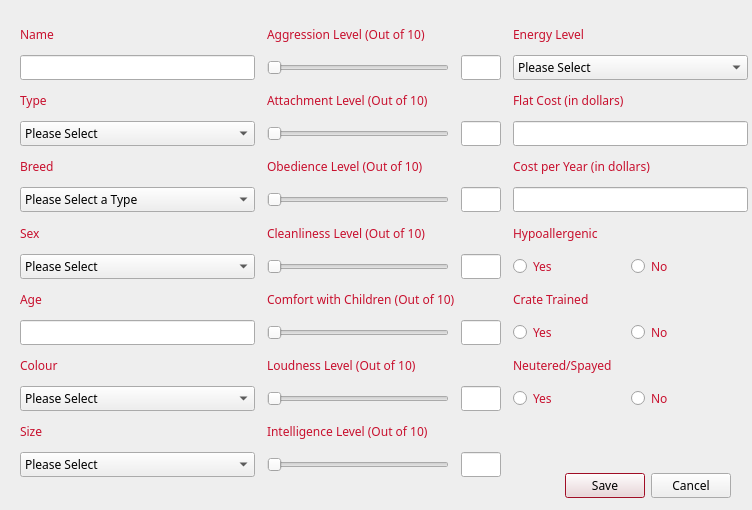
The window that cuACS/addanimal.ui (cameronhawtin/Animal-Farm-cuACS) describes before a commit, drawn with Qt 5.
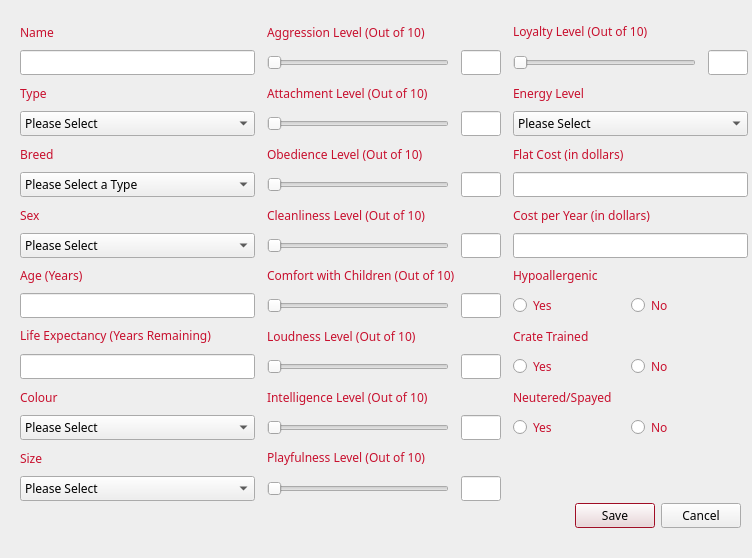
The same window after the commit.

```diff
--- a/cuACS/addanimal.ui
+++ b/cuACS/addanimal.ui
@@ -7,7 +7,7 @@
     <x>0</x>
     <y>0</y>
     <width>752</width>
-    <height>510</height>
+    <height>558</height>
    </rect>
   </property>
   <property name="palette">
@@ -169,8 +169,8 @@
    </property>
    <property name="geometry">
     <rect>
-     <x>390</x>
-     <y>470</y>
+     <x>400</x>
+     <y>500</y>
      <width>341</width>
      <height>32</height>
     </rect>
@@ -188,13 +188,98 @@
      <x>20</x>
      <y>20</y>
      <width>728</width>
-     <height>457</height>
+     <height>481</height>
     </rect>
    </property>
    <layout class="QGridLayout" name="gridLayout">
     <property name="horizontalSpacing">
      <number>12</number>
     </property>
+    <item row="8" column="2">
+     <widget class="QLabel" name="labelColour_2">
+      <property name="enabled">
+       <bool>true</bool>
+      </property>
+      <property name="text">
+       <string>Hypoallergenic</string>
+      </property>
+     </widget>
+    </item>
+    <item row="9" column="2">
+     <layout class="QHBoxLayout" name="horizontalLayout">
+      <item>
+       <widget class="QRadioButton" name="isCrateTrainedRadioButtonYES">
+        <property name="text">
+         <string>Yes</string>
+        </property>
+        <attribute name="buttonGroup">
+         <string notr="true">buttonGroup</string>
+        </attribute>
+       </widget>
+      </item>
+      <item>
+       <widget class="QRadioButton" name="isCrateTrainedRadioButtonNO">
+        <property name="text">
+         <string>No</string>
+        </property>
+        <attribute name="buttonGroup">
+         <string notr="true">buttonGroup</string>
+        </attribute>
+       </widget>
+      </item>
+     </layout>
+    </item>
+    <item row="7" column="2">
+     <widget class="QLineEdit" name="costPerYearLineEdit">
+      <property name="enabled">
+       <bool>true</bool>
+      </property>
+     </widget>
+    </item>
+    <item row="11" column="2">
+     <layout class="QHBoxLayout" name="horizontalLayout_2">
+      <item>
+       <widget class="QRadioButton" name="isHypoallergenicRadioButtonYES">
+        <property name="text">
+         <string>Yes</string>
+        </property>
+        <attribute name="buttonGroup">
+         <string notr="true">buttonGroup_2</string>
+        </attribute>
+       </widget>
+      </item>
+      <item>
+       <widget class="QRadioButton" name="isHypoallergenicRadioButtonNO">
+        <property name="text">
+         <string>No</string>
+        </property>
+        <attribute name="buttonGroup">
+         <string notr="true">buttonGroup_2</string>
+        </attribute>
+       </widget>
+      </item>
+     </layout>
+    </item>
+    <item row="14" column="1">
+     <widget class="QLabel" name="playLabel">
+      <property name="enabled">
+       <bool>true</bool>
+      </property>
+      <property name="text">
+       <string>&lt;html&gt;&lt;head/&gt;&lt;body&gt;&lt;p&gt;Playfulness Level (Out of 10)&lt;/p&gt;&lt;/body&gt;&lt;/html&gt;</string>
+      </property>
+     </widget>
+    </item>
+    <item row="0" column="1">
+     <widget class="QLabel" name="aggressionLabel">
+      <property name="enabled">
+       <bool>true</bool>
+      </property>
+      <property name="text">
+       <string>Aggression Level (Out of 10)</string>
+      </property>
+     </widget>
+    </item>
     <item row="7" column="1">
      <layout class="QHBoxLayout" name="horizontalLayout_11" stretch="10,2">
       <property name="spacing">
@@ -225,16 +310,6 @@
       </item>
      </layout>
     </item>
-    <item row="0" column="1">
-     <widget class="QLabel" name="aggressionLabel">
-      <property name="enabled">
-       <bool>true</bool>
-      </property>
-      <property name="text">
-       <string>Aggression Level (Out of 10)</string>
-      </property>
-     </widget>
-    </item>
     <item row="2" column="0">
      <widget class="QLabel" name="typeLabel">
       <property name="enabled">
@@ -312,16 +387,6 @@
       </property>
      </widget>
     </item>
-    <item row="10" column="0">
-     <widget class="QLabel" name="labelColour">
-      <property name="enabled">
-       <bool>true</bool>
-      </property>
-      <property name="text">
-       <string>Colour</string>
-      </property>
-     </widget>
-    </item>
     <item row="11" column="1">
      <layout class="QHBoxLayout" name="horizontalLayout_9" stretch="10,2">
       <property name="spacing">
@@ -546,38 +611,6 @@
       </property>
      </widget>
     </item>
-    <item row="11" column="0">
-     <widget class="QComboBox" name="colourComboBox">
-      <property name="enabled">
-       <bool>true</bool>
-      </property>
-      <item>
-       <property name="text">
-        <string>Please Select</string>
-       </property>
-      </item>
-      <item>
-       <property name="text">
-        <string>Black</string>
-       </property>
-      </item>
-      <item>
-       <property name="text">
-        <string>White</string>
-       </property>
-      </item>
-      <item>
-       <property name="text">
-        <string>Brown</string>
-       </property>
-      </item>
-      <item>
-       <property name="text">
-        <string>Grey</string>
-       </property>
-      </item>
-     </widget>
-    </item>
     <item row="13" column="1">
      <layout class="QHBoxLayout" name="horizontalLayout_10" stretch="10,2">
       <property name="spacing">
@@ -614,44 +647,7 @@
        <bool>true</bool>
       </property>
       <property name="text">
-       <string>Age</string>
-      </property>
-     </widget>
-    </item>
-    <item row="13" column="0">
-     <widget class="QComboBox" name="sizeComboBox">
-      <property name="enabled">
-       <bool>true</bool>
-      </property>
-      <item>
-       <property name="text">
-        <string>Please Select</string>
-       </property>
-      </item>
-      <item>
-       <property name="text">
-        <string>Small</string>
-       </property>
-      </item>
-      <item>
-       <property name="text">
-        <string>Medium</string>
-       </property>
-      </item>
-      <item>
-       <property name="text">
-        <string>Large</string>
-       </property>
-      </item>
-     </widget>
-    </item>
-    <item row="12" column="0">
-     <widget class="QLabel" name="sizeLabel">
-      <property name="enabled">
-       <bool>true</bool>
-      </property>
-      <property name="text">
-       <string>Size</string>
+       <string>Age (Years)</string>
       </property>
      </widget>
     </item>
@@ -694,112 +690,7 @@
       </item>
      </widget>
     </item>
-    <item row="0" column="2">
-     <widget class="QLabel" name="energyLabel">
-      <property name="enabled">
-       <bool>true</bool>
-      </property>
-      <property name="text">
-       <string>Energy Level</string>
-      </property>
-     </widget>
-    </item>
-    <item row="1" column="2">
-     <widget class="QComboBox" name="energyComboBox">
-      <property name="enabled">
-       <bool>true</bool>
-      </property>
-      <item>
-       <property name="text">
-        <string>Please Select</string>
-       </property>
-      </item>
-      <item>
-       <property name="text">
-        <string>Low</string>
-       </property>
-      </item>
-      <item>
-       <property name="text">
-        <string>Medium</string>
-       </property>
-      </item>
-      <item>
-       <property name="text">
-        <string>High</string>
-       </property>
-      </item>
-     </widget>
-    </item>
-    <item row="2" column="2">
-     <widget class="QLabel" name="labelBreed_3">
-      <property name="enabled">
-       <bool>true</bool>
-      </property>
-      <property name="text">
-       <string>Flat Cost (in dollars)</string>
-      </property>
-     </widget>
-    </item>
-    <item row="3" column="2">
-     <widget class="QLineEdit" name="costLineEdit">
-      <property name="enabled">
-       <bool>true</bool>
-      </property>
-     </widget>
-    </item>
-    <item row="4" column="2">
-     <widget class="QLabel" name="sexLabel_3">
-      <property name="enabled">
-       <bool>true</bool>
-      </property>
-      <property name="text">
-       <string>Cost per Year (in dollars)</string>
-      </property>
-     </widget>
-    </item>
-    <item row="5" column="2">
-     <widget class="QLineEdit" name="costPerYearLineEdit">
-      <property name="enabled">
-       <bool>true</bool>
-      </property>
-     </widget>
-    </item>
-    <item row="6" column="2">
-     <widget class="QLabel" name="labelColour_2">
-      <property name="enabled">
-       <bool>true</bool>
-      </property>
-      <property name="text">
-       <string>Hypoallergenic</string>
-      </property>
-     </widget>
-    </item>
-    <item row="7" column="2">
-     <layout class="QHBoxLayout" name="horizontalLayout">
-      <item>
-       <widget class="QRadioButton" name="isCrateTrainedRadioButtonYES">
-        <property name="text">
-         <string>Yes</string>
-        </property>
-        <attribute name="buttonGroup">
-         <string notr="true">buttonGroup</string>
-        </attribute>
-       </widget>
-      </item>
-      <item>
-       <widget class="QRadioButton" name="isCrateTrainedRadioButtonNO">
-        <property name="text">
-         <string>No</string>
-        </property>
-        <attribute name="buttonGroup">
-         <string notr="true">buttonGroup</string>
-        </attribute>
-       </widget>
-      </item>
-     </layout>
-    </item>
-    <item row="8" column="2">
+    <item row="10" column="2">
      <widget class="QLabel" name="ageLabel_2">
       <property name="enabled">
        <bool>true</bool>
@@ -809,41 +700,17 @@
       </property>
      </widget>
     </item>
-    <item row="9" column="2">
-     <layout class="QHBoxLayout" name="horizontalLayout_2">
-      <item>
-       <widget class="QRadioButton" name="isHypoallergenicRadioButtonYES">
-        <property name="text">
-         <string>Yes</string>
-        </property>
-        <attribute name="buttonGroup">
-         <string notr="true">buttonGroup_2</string>
-        </attribute>
-       </widget>
-      </item>
-      <item>
-       <widget class="QRadioButton" name="isHypoallergenicRadioButtonNO">
-        <property name="text">
-         <string>No</string>
-        </property>
-        <attribute name="buttonGroup">
-         <string notr="true">buttonGroup_2</string>
-        </attribute>
-       </widget>
-      </item>
-     </layout>
-    </item>
-    <item row="10" column="2">
-     <widget class="QLabel" name="sizeLabel_2">
+    <item row="6" column="2">
+     <widget class="QLabel" name="sexLabel_3">
       <property name="enabled">
        <bool>true</bool>
       </property>
       <property name="text">
-       <string>Neutered/Spayed</string>
+       <string>Cost per Year (in dollars)</string>
       </property>
      </widget>
     </item>
-    <item row="11" column="2">
+    <item row="13" column="2">
      <layout class="QHBoxLayout" name="horizontalLayout_3">
       <item>
        <widget class="QRadioButton" name="isNeuteredRadioButtonYES">
@@ -867,6 +734,236 @@
       </item>
      </layout>
     </item>
+    <item row="12" column="2">
+     <widget class="QLabel" name="sizeLabel_2">
+      <property name="enabled">
+       <bool>true</bool>
+      </property>
+      <property name="text">
+       <string>Neutered/Spayed</string>
+      </property>
+     </widget>
+    </item>
+    <item row="3" column="2">
+     <widget class="QComboBox" name="energyComboBox">
+      <property name="enabled">
+       <bool>true</bool>
+      </property>
+      <item>
+       <property name="text">
+        <string>Please Select</string>
+       </property>
+      </item>
+      <item>
+       <property name="text">
+        <string>Low</string>
+       </property>
+      </item>
+      <item>
+       <property name="text">
+        <string>Medium</string>
+       </property>
+      </item>
+      <item>
+       <property name="text">
+        <string>High</string>
+       </property>
+      </item>
+     </widget>
+    </item>
+    <item row="5" column="2">
+     <widget class="QLineEdit" name="costLineEdit">
+      <property name="enabled">
+       <bool>true</bool>
+      </property>
+     </widget>
+    </item>
+    <item row="4" column="2">
+     <widget class="QLabel" name="labelBreed_3">
+      <property name="enabled">
+       <bool>true</bool>
+      </property>
+      <property name="text">
+       <string>Flat Cost (in dollars)</string>
+      </property>
+     </widget>
+    </item>
+    <item row="2" column="2">
+     <widget class="QLabel" name="energyLabel">
+      <property name="enabled">
+       <bool>true</bool>
+      </property>
+      <property name="text">
+       <string>Energy Level</string>
+      </property>
+     </widget>
+    </item>
+    <item row="15" column="1">
+     <layout class="QHBoxLayout" name="horizontalLayout_12" stretch="10,2">
+      <property name="spacing">
+       <number>12</number>
+      </property>
+      <item>
+       <widget class="QSlider" name="playfulnessSlider">
+        <property name="maximum">
+         <number>10</number>
+        </property>
+        <property name="pageStep">
+         <number>2</number>
+        </property>
+        <property name="orientation">
+         <enum>Qt::Horizontal</enum>
+        </property>
+       </widget>
+      </item>
+      <item>
+       <widget class="QLineEdit" name="playfulnessLineEdit">
+        <property name="enabled">
+         <bool>false</bool>
+        </property>
+        <property name="alignment">
+         <set>Qt::AlignCenter</set>
+        </property>
+       </widget>
+      </item>
+     </layout>
+    </item>
+    <item row="15" column="0">
+     <widget class="QComboBox" name="sizeComboBox">
+      <property name="enabled">
+       <bool>true</bool>
+      </property>
+      <item>
+       <property name="text">
+        <string>Please Select</string>
+       </property>
+      </item>
+      <item>
+       <property name="text">
+        <string>Small</string>
+       </property>
+      </item>
+      <item>
+       <property name="text">
+        <string>Medium</string>
+       </property>
+      </item>
+      <item>
+       <property name="text">
+        <string>Large</string>
+       </property>
+      </item>
+     </widget>
+    </item>
+    <item row="14" column="0">
+     <widget class="QLabel" name="sizeLabel">
+      <property name="enabled">
+       <bool>true</bool>
+      </property>
+      <property name="text">
+       <string>Size</string>
+      </property>
+     </widget>
+    </item>
+    <item row="13" column="0">
+     <widget class="QComboBox" name="colourComboBox">
+      <property name="enabled">
+       <bool>true</bool>
+      </property>
+      <item>
+       <property name="text">
+        <string>Please Select</string>
+       </property>
+      </item>
+      <item>
+       <property name="text">
+        <string>Black</string>
+       </property>
+      </item>
+      <item>
+       <property name="text">
+        <string>White</string>
+       </property>
+      </item>
+      <item>
+       <property name="text">
+        <string>Brown</string>
+       </property>
+      </item>
+      <item>
+       <property name="text">
+        <string>Grey</string>
+       </property>
+      </item>
+     </widget>
+    </item>
+    <item row="12" column="0">
+     <widget class="QLabel" name="labelColour">
+      <property name="enabled">
+       <bool>true</bool>
+      </property>
+      <property name="text">
+       <string>Colour</string>
+      </property>
+     </widget>
+    </item>
+    <item row="10" column="0">
+     <widget class="QLabel" name="lifeExpectancyLabel">
+      <property name="enabled">
+       <bool>true</bool>
+      </property>
+      <property name="text">
+       <string>&lt;html&gt;&lt;head/&gt;&lt;body&gt;&lt;p&gt;Life Expectancy (Years Remaining)&lt;/p&gt;&lt;/body&gt;&lt;/html&gt;</string>
+      </property>
+     </widget>
+    </item>
+    <item row="11" column="0">
+     <widget class="QLineEdit" name="lifeExpectancyLineEdit">
+      <property name="enabled">
+       <bool>true</bool>
+      </property>
+     </widget>
+    </item>
+    <item row="0" column="2">
+     <widget class="QLabel" name="loyaltyLabel">
+      <property name="enabled">
+       <bool>true</bool>
+      </property>
+      <property name="text">
+       <string>&lt;html&gt;&lt;head/&gt;&lt;body&gt;&lt;p&gt;Loyalty Level (Out of 10)&lt;/p&gt;&lt;/body&gt;&lt;/html&gt;</string>
+      </property>
+     </widget>
+    </item>
+    <item row="1" column="2">
+     <layout class="QHBoxLayout" name="horizontalLayout_7" stretch="10,2">
+      <property name="spacing">
+       <number>12</number>
+      </property>
+      <item>
+       <widget class="QSlider" name="loyaltySlider">
+        <property name="maximum">
+         <number>10</number>
+        </property>
+        <property name="pageStep">
+         <number>2</number>
+        </property>
+        <property name="orientation">
+         <enum>Qt::Horizontal</enum>
+        </property>
+       </widget>
+      </item>
+      <item>
+       <widget class="QLineEdit" name="loyaltyLineEdit">
+        <property name="enabled">
+         <bool>false</bool>
+        </property>
+        <property name="alignment">
+         <set>Qt::AlignCenter</set>
+        </property>
+       </widget>
+      </item>
+     </layout>
+    </item>
    </layout>
   </widget>
  </widget>
```
Left out of the diff: 11 changed lines with no effect on the pictures.
